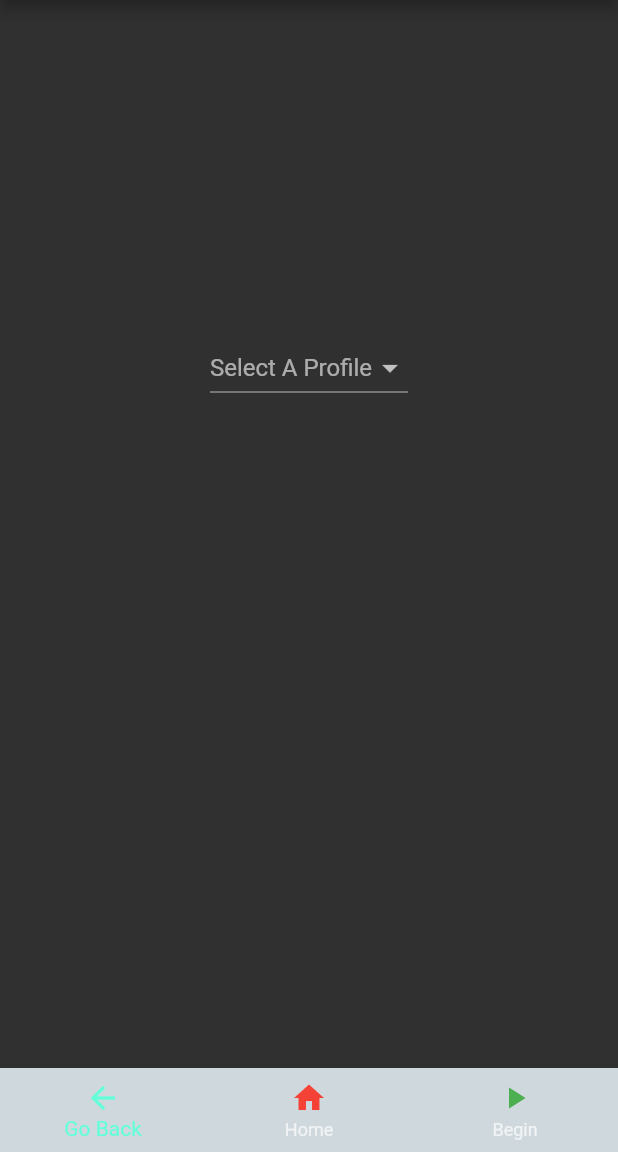
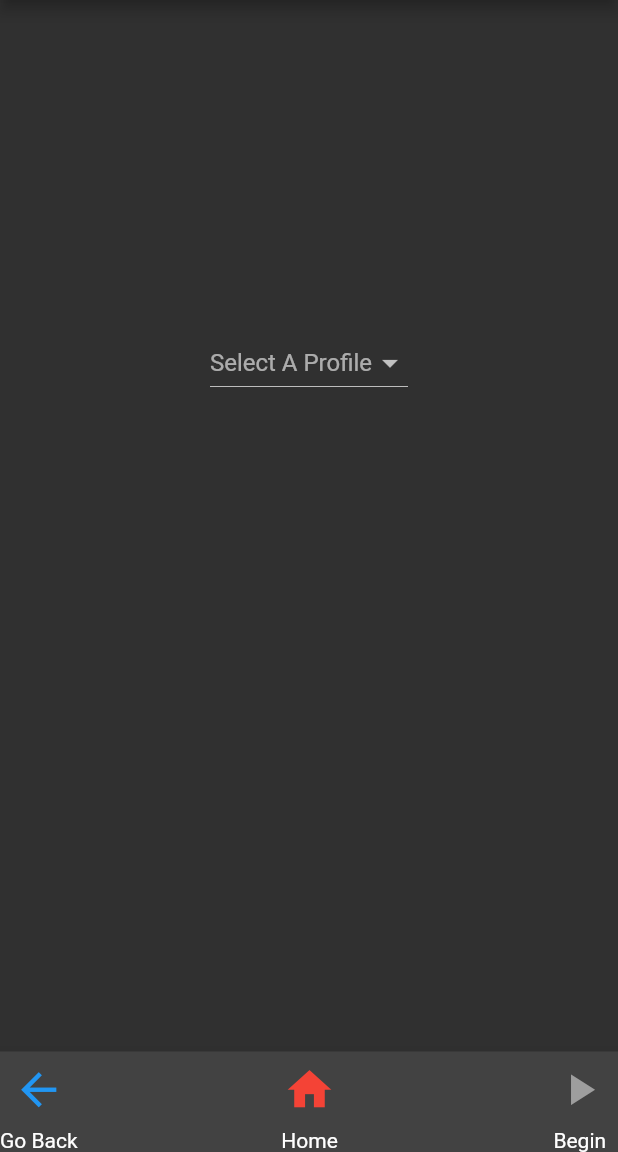
Before and after one commit to New-Note-Action/CRDI-Mobile-App, a Flutter app: the SelectProfile screen opened directly, on a phone screen of 412 x 824 dp, the part 84-1236 px from its top. Run offline on Flutter 3.47's test engine with Material 2 defaults, Android fonts, the phone set to English and light mode, and no system bars; our stand-ins replace flutter_markdown, package_info.

Commit message:
updated appbars

```diff
--- a/crdi_mobile_app/lib/core/bottombar.dart
+++ b/crdi_mobile_app/lib/core/bottombar.dart
@@ -1,14 +1,61 @@
 import 'package:flutter/material.dart';
 
-class BottomNavBar extends StatelessWidget with PreferredSizeWidget {
+class BottomNavBar extends StatelessWidget {
   final bool includePlayButton;
+  double iconSizeOnScreen = 35;
   BottomNavBar(this.includePlayButton);
 
   @override
   Widget build(BuildContext context) {
     if (includePlayButton) {
-      return BottomNavigationBar(
-        backgroundColor: Colors.blueGrey[100],
+      return BottomAppBar(
+        child: Row(
+          children: <Widget>[
+            Column(
+              mainAxisSize: MainAxisSize.min,
+              children: <Widget>[
+                IconButton(
+                  iconSize: iconSizeOnScreen,
+                  icon: Icon(
+                    Icons.arrow_back,
+                    color: Colors.blue,
+                  ),
+                ),
+                Text('Go Back')
+              ],
+            ),
+            Spacer(),
+            Column(
+              mainAxisSize: MainAxisSize.min,
+              children: <Widget>[
+                IconButton(
+                  iconSize: iconSizeOnScreen,
+                  icon: Icon(
+                    Icons.home,
+                    color: Colors.red,
+                  ),
+                ),
+                Text('Home'),
+              ],
+            ),
+            Spacer(),
+            Column(
+              mainAxisSize: MainAxisSize.min,
+              children: <Widget>[
+                IconButton(
+                  iconSize: iconSizeOnScreen,
+                  icon: Icon(
+                    Icons.play_arrow,
+                    color: Colors.grey,
+                  ),
+                ),
+                Text('Begin'),
+              ],
+            ),
+          ],
+        ),
+
+        /*backgroundColor: Colors.blueGrey[100],
         items: const <BottomNavigationBarItem>[
           BottomNavigationBarItem(
             icon: Icon(Icons.arrow_back),
@@ -24,15 +71,48 @@ class BottomNavBar extends StatelessWidget with PreferredSizeWidget {
           BottomNavigationBarItem(
             icon: Icon(
               Icons.play_arrow,
-              color: Colors.green,
+              color: Colors.grey,
             ),
             title: Text('Begin'),
           )
-        ],
+        ],*/
       );
     } else {
-      return BottomNavigationBar(
-        backgroundColor: Colors.blueGrey[100],
+      return BottomAppBar(
+        child: Row(
+          children: <Widget>[
+            Column(
+              mainAxisSize: MainAxisSize.min,
+              children: <Widget>[
+                IconButton(
+                  iconSize: iconSizeOnScreen,
+                  icon: Icon(
+                    Icons.arrow_back,
+                    color: Colors.blue,
+                  ),
+                ),
+                Text('Go Back')
+              ],
+            ),
+            Spacer(),
+            Column(
+              mainAxisSize: MainAxisSize.min,
+              children: <Widget>[
+                IconButton(
+                  iconSize: iconSizeOnScreen,
+                  icon: Icon(
+                    Icons.home,
+                    color: Colors.red,
+                  ),
+                ),
+                Text('Home'),
+              ],
+            )
+          ],
+        ),
+      );
+
+      /*backgroundColor: Colors.blueGrey[100],
         items: const <BottomNavigationBarItem>[
           BottomNavigationBarItem(
             icon: Icon(Icons.arrow_back),
@@ -45,11 +125,7 @@ class BottomNavBar extends StatelessWidget with PreferredSizeWidget {
             ),
             title: Text('Home'),
           ),
-        ],
-      );
+        ]*/
     }
   }
-
-  @override
-  Size get preferredSize => Size.fromHeight(kToolbarHeight);
 }
--- a/crdi_mobile_app/lib/core/topbar.dart
+++ b/crdi_mobile_app/lib/core/topbar.dart
@@ -2,11 +2,13 @@ import 'package:flutter/material.dart';
 
 class TopAppBar extends StatelessWidget with PreferredSizeWidget {
   final String givenTitle;
-  TopAppBar(this.givenTitle);
+  final bool hasDrawer;
+  TopAppBar(this.givenTitle, this.hasDrawer);
 
   @override
   Widget build(BuildContext context) {
     return AppBar(
+      automaticallyImplyLeading: hasDrawer,
       title: Text(givenTitle),
     );
   }
--- a/crdi_mobile_app/lib/profile_select.dart
+++ b/crdi_mobile_app/lib/profile_select.dart
@@ -12,7 +12,7 @@ class SelectProfile extends StatelessWidget {
     portraitMode();
     return SafeArea(
       child: Scaffold(
-        appBar: TopAppBar('Profile Select'),
+        appBar: TopAppBar('Profile Select', true),
         drawer: DrawerSection(null),
         body: ProfileDropDown(),
         bottomNavigationBar: BottomNavBar(true),
```
Also changed, not shown: crdi_mobile_app/pubspec.lock.
